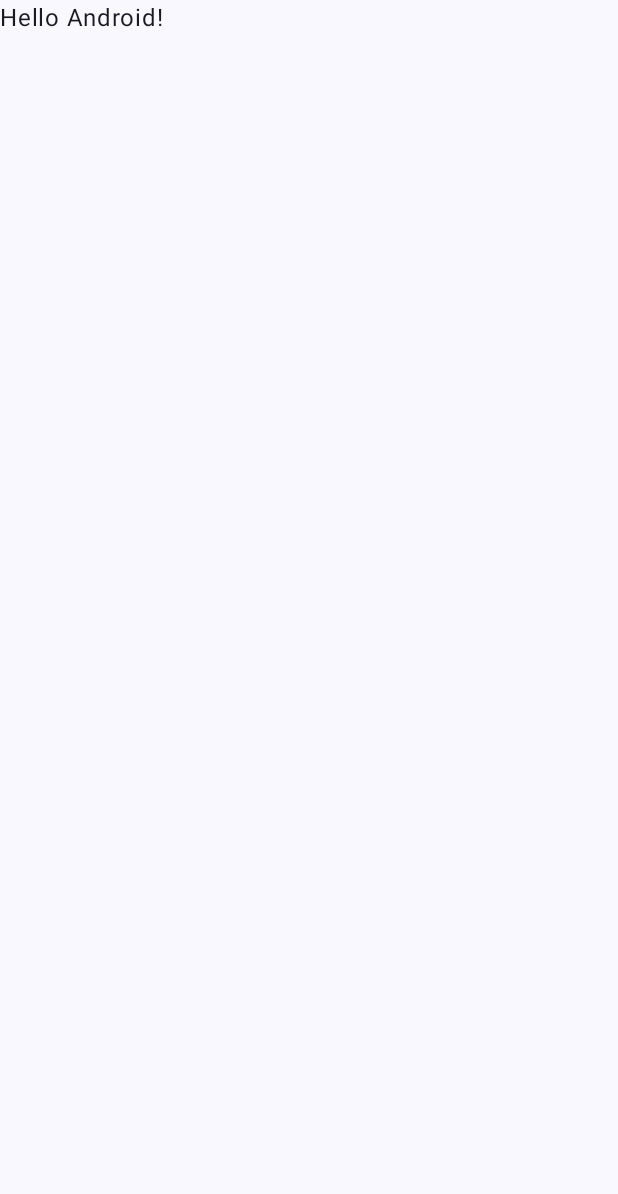
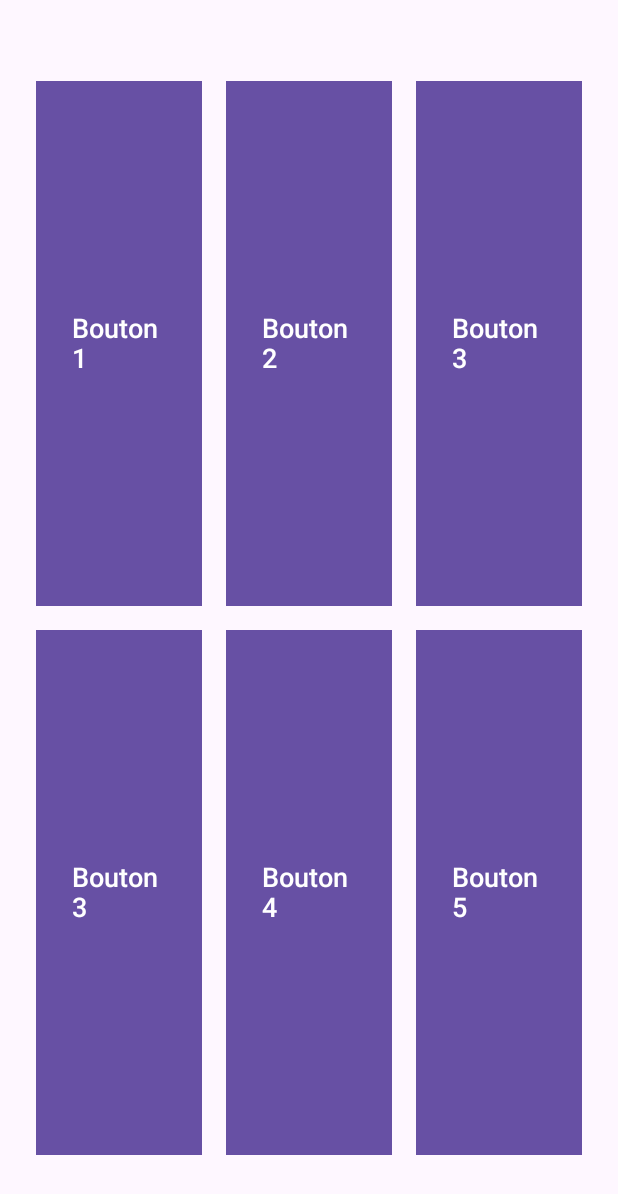
Before and after one commit to knightmar/home-smartcare, an Android app built with Jetpack Compose: the screen it shows after launch (MainActivity), on a phone screen of 412 x 824 dp. Before the commit the part shown is almost empty. Shown: the top 1194 px of the screen. Run offline under Robolectric (Android 15) with nearby library versions, the phone set to English and light mode, and no system bars.

Commit message:
feat(home-page): home page 6 buttons

```diff
--- a/app/src/main/java/fr/knightmar/myapplication/MainActivity.kt
+++ b/app/src/main/java/fr/knightmar/myapplication/MainActivity.kt
@@ -4,15 +4,31 @@ import android.os.Bundle
 import androidx.activity.ComponentActivity
 import androidx.activity.compose.setContent
 import androidx.activity.enableEdgeToEdge
+import androidx.compose.foundation.Image
+import androidx.compose.foundation.layout.Arrangement
+import androidx.compose.foundation.layout.Box
+import androidx.compose.foundation.layout.Column
+import androidx.compose.foundation.layout.Row
 import androidx.compose.foundation.layout.fillMaxSize
+import androidx.compose.foundation.layout.fillMaxWidth
+import androidx.compose.foundation.layout.height
 import androidx.compose.foundation.layout.padding
+import androidx.compose.foundation.layout.width
+import androidx.compose.material3.Button
+import androidx.compose.material3.ButtonDefaults
 import androidx.compose.material3.Scaffold
+import androidx.compose.material3.Surface
 import androidx.compose.material3.Text
 import androidx.compose.runtime.Composable
+import androidx.compose.ui.Alignment
 import androidx.compose.ui.Modifier
+import androidx.compose.ui.graphics.RectangleShape
 import androidx.compose.ui.tooling.preview.Preview
+import androidx.compose.ui.unit.dp
+import androidx.compose.ui.unit.sp
 import fr.knightmar.myapplication.ui.theme.MyApplicationTheme
 
+/*
 class MainActivity : ComponentActivity() {
     override fun onCreate(savedInstanceState: Bundle?) {
         super.onCreate(savedInstanceState)
@@ -20,16 +36,23 @@ class MainActivity : ComponentActivity() {
         setContent {
             MyApplicationTheme {
                 Scaffold(modifier = Modifier.fillMaxSize()) { innerPadding ->
+                    /*
                     Greeting(
                         name = "Android",
                         modifier = Modifier.padding(innerPadding)
                     )
+
+                     */
+                    Layout()
                 }
             }
         }
     }
 }
 
+ */
+
+/*
 @Composable
 fun Greeting(name: String, modifier: Modifier = Modifier) {
     Text(
@@ -38,10 +61,57 @@ fun Greeting(name: String, modifier: Modifier = Modifier) {
     )
 }
 
+ */
+
+class MainActivity : ComponentActivity() {
+    override fun onCreate(savedInstanceState: Bundle?) {
+        super.onCreate(savedInstanceState)
+        setContent {
+            MyApp()
+        }
+    }
+}
+
+@Composable
+fun MyApp() {
+    Surface(modifier = Modifier.fillMaxSize()) {
+        HomeScreen()
+    }
+}
+
+@Composable
+fun HomeScreen() {
+    Column(
+        modifier = Modifier
+            .fillMaxSize()
+            .padding(16.dp),
+        verticalArrangement = Arrangement.Center,
+        horizontalAlignment = Alignment.CenterHorizontally
+    ) {
+        for (rowIndex in 0 until 2) { // 3 columns
+            Row(
+                modifier = Modifier.fillMaxWidth(),
+                horizontalArrangement = Arrangement.SpaceEvenly
+            ) {
+                for (columnIndex in 0 until 3) { // 2 rows
+                    Button(
+                        onClick = { /* TODO */ },
+                        modifier = Modifier
+                            .padding(8.dp)
+                            .weight(1f)
+                            .height(350.dp),
+                        shape = RectangleShape
+                    ) {
+                        Text(text = "Bouton ${rowIndex * 2 + columnIndex + 1}", fontSize = 18.sp)
+                    }
+                }
+            }
+        }
+    }
+}
+
 @Preview(showBackground = true)
 @Composable
-fun GreetingPreview() {
-    MyApplicationTheme {
-        Greeting("Test")
-    }
+fun DefaultPreview() {
+    MyApp()
 }
```
